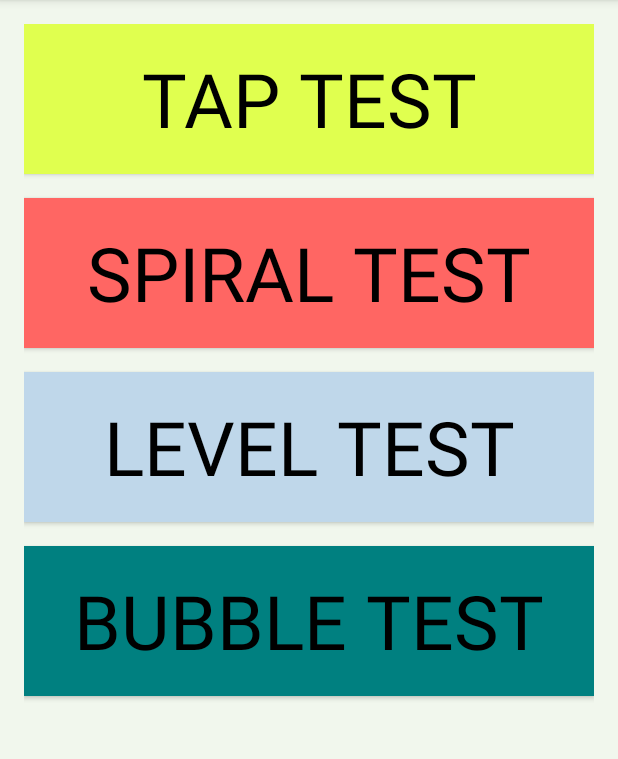
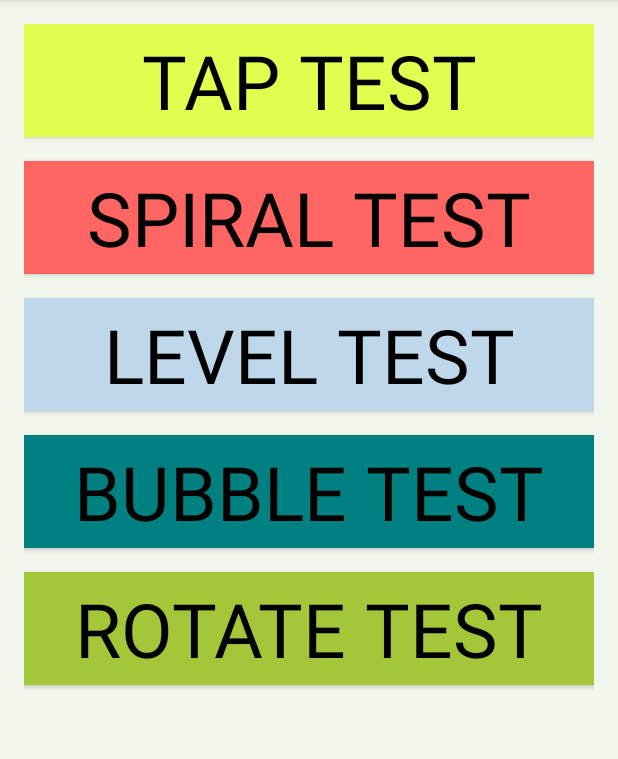
Before and after one commit to abdullahqs/cmsc436, an Android app: the screen it shows after launch (TestSelectionActivity), on a phone screen of 412 x 824 dp, the part 84-843 px from its top. Run offline under Robolectric (Android 15) with nearby library versions, the phone set to English and light mode, and no system bars.

Commit message:
test update

```diff
--- a/app/src/main/res/layout/activity_test_selection.xml
+++ b/app/src/main/res/layout/activity_test_selection.xml
@@ -15,7 +15,7 @@
     <Button
         android:text="Tap Test"
         android:layout_width="wrap_content"
-        android:layout_height="100dp"
+        android:layout_height="75dp"
         android:id="@+id/tapButton"
         android:layout_alignParentLeft="true"
         android:layout_alignParentStart="true"
@@ -31,7 +31,7 @@
     <Button
         android:text="Spiral Test"
         android:layout_width="wrap_content"
-        android:layout_height="100dp"
+        android:layout_height="75dp"
         android:layout_marginTop="16dp"
         android:id="@+id/spiralButton"
         android:layout_below="@+id/tapButton"
@@ -49,7 +49,7 @@
     <Button
         android:text="Level Test"
         android:layout_width="wrap_content"
-        android:layout_height="100dp"
+        android:layout_height="75dp"
         android:id="@+id/levelButton"
         android:layout_below="@+id/spiralButton"
         android:layout_marginTop="16dp"
@@ -67,7 +67,7 @@
     <Button
         android:text="Bubble Test"
         android:layout_width="wrap_content"
-        android:layout_height="100dp"
+        android:layout_height="75dp"
         android:id="@+id/bubbleButton"
         android:layout_below="@+id/levelButton"
         android:layout_marginTop="16dp"
@@ -82,4 +82,22 @@
         android:textColor="#000000"
         />
 
+    <Button
+        android:text="Rotate Test"
+        android:layout_width="wrap_content"
+        android:layout_height="75dp"
+        android:id="@+id/rotationButton"
+        android:layout_below="@+id/bubbleButton"
+        android:layout_marginTop="16dp"
+        android:layout_alignParentLeft="true"
+        android:layout_alignParentStart="true"
+        android:layout_alignParentRight="true"
+        android:layout_alignParentEnd="true"
+        android:textSize="50sp"
+        android:onClick="onRotationClick"
+        android:fontFamily="Roboto"
+        android:background="#A4C639"
+        android:textColor="#000000"
+        />
+
 </RelativeLayout>
```
Also changed, not shown: app/src/main/AndroidManifest.xml (+4 -3 lines), app/src/main/java/com/ms/tests/TestSelectionActivity.java (+7 -0 lines), app/src/main/java/com/ms/tests/rotation/RotationTestActivity.java (added, +14 -0 lines), app/src/main/res/layout/activity_rotation_test.xml (added, +16 -0 lines).
